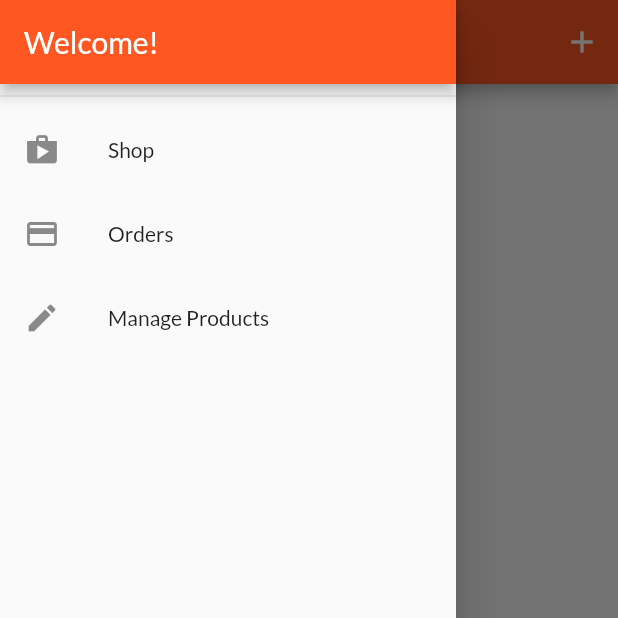
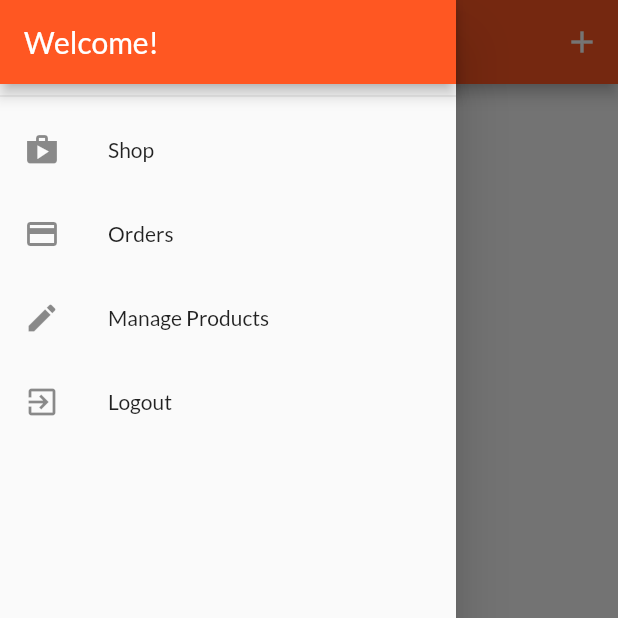
Before and after one commit to davdmoo/flutter_shop_app, a Flutter app: the UserProductsScreen screen opened by its route, with the side drawer open, on a phone screen of 412 x 824 dp, the top half of it. Run offline on Flutter 3.47's test engine with Material 2 defaults, Android fonts, the phone set to English and light mode, and no system bars; our stand-ins replace shared_preferences; accounts and stored records are empty; network calls fail.

Commit message:
Feat: auto login and logout

```diff
--- a/lib/providers/orders.dart
+++ b/lib/providers/orders.dart
@@ -22,15 +22,16 @@ class OrderItem {
 class Orders with ChangeNotifier {
   List<OrderItem> _orders = [];
   final String authToken;
+  final String userId;
 
-  Orders(this.authToken, this._orders);
+  Orders(this.authToken, this.userId, this._orders);
 
   List<OrderItem> get orders {
     return [..._orders];
   }
 
   Future<void> fetchOrders() async {
-    final url = Uri.parse("https://flutter-shop-app-ef36c-default-rtdb.asia-southeast1.firebasedatabase.app/orders.json?auth=$authToken");
+    final url = Uri.parse("https://flutter-shop-app-ef36c-default-rtdb.asia-southeast1.firebasedatabase.app/orders/$userId.json?auth=$authToken");
 
     try {
       final response = await http.get(url);
@@ -61,7 +62,7 @@ class Orders with ChangeNotifier {
   }
 
   Future<void> addOrder(List<CartItem> cartProducts, double total) async {
-    final url = Uri.parse("https://flutter-shop-app-ef36c-default-rtdb.asia-southeast1.firebasedatabase.app/orders.json?auth=$authToken");
+    final url = Uri.parse("https://flutter-shop-app-ef36c-default-rtdb.asia-southeast1.firebasedatabase.app/orders/$userId.json?auth=$authToken");
     final timeStamp = DateTime.now();
 
     try {
--- a/lib/screens/auth_screen.dart
+++ b/lib/screens/auth_screen.dart
@@ -134,11 +134,11 @@ class _AuthCardState extends State<AuthCard> {
     try {
       if (_authMode == AuthMode.Login) {
         await Provider.of<Auth>(context, listen: false).signIn(_authData["email"], _authData["password"]);
+        // Navigator.of(context).pop();
       } else {
         await Provider.of<Auth>(context, listen: false).signUp(_authData["email"], _authData["password"]);
       }
 
-      Navigator.of(context).pushReplacementNamed(ProductsOverview.routeName);
     } on HttpException catch(error) {
       var errorMessage = "Authentication error.";
       if (error.toString().contains("EMAIL_EXISTS")) {
@@ -154,7 +154,7 @@ class _AuthCardState extends State<AuthCard> {
       _showError(errorMessage);
     } catch(error) {
       const errorMessage = "Could not authenticate. Please try again later.";
-      print(error);
+      // print(error);
 
       _showError(errorMessage);
     }
--- a/lib/screens/user_products_screen.dart
+++ b/lib/screens/user_products_screen.dart
@@ -12,12 +12,13 @@ class UserProductsScreen extends StatelessWidget {
 
   Future<void> _refreshProducts(BuildContext context) async {
     // to avoid unnecessary products rebuild, listen to false is added
-    await Provider.of<Products>(context, listen: false).fetchProducts();
+    await Provider.of<Products>(context, listen: false).fetchProducts(true);
   }
 
   @override
   Widget build(BuildContext context) {
-    final productsData = Provider.of<Products>(context);
+    // final productsData = Provider.of<Products>(context);
+    print("REBUILDING..");
 
     return Scaffold(
       appBar: AppBar(
@@ -34,9 +35,14 @@ class UserProductsScreen extends StatelessWidget {
         ],
       ),
       drawer: MainDrawer(),
-      body: RefreshIndicator(
+      body: FutureBuilder(
+        future: _refreshProducts(context),
+        builder: (ctx, snapshot) => snapshot.connectionState == ConnectionState.waiting
+        ? Center(child: CircularProgressIndicator())
+        : RefreshIndicator(
           onRefresh: () => _refreshProducts(context),
-        child: Padding(
+          child: Consumer<Products>(
+            builder: (ctx, productsData, _) => Padding(
               padding: EdgeInsets.all(10),
               child: ListView.builder(
                 itemCount: productsData.items.length,
@@ -53,6 +59,8 @@ class UserProductsScreen extends StatelessWidget {
               ),
             ),
           ),
+        ),
+      ),
     );
   }
 }
--- a/lib/widgets/main_drawer.dart
+++ b/lib/widgets/main_drawer.dart
@@ -1,7 +1,9 @@
 import "package:flutter/material.dart";
+import 'package:provider/provider.dart';
 
 import "../screens/orders_screen.dart";
 import "../screens/user_products_screen.dart";
+import '../providers/auth.dart';
 
 class MainDrawer extends StatelessWidget {
 
@@ -36,6 +38,15 @@ class MainDrawer extends StatelessWidget {
               Navigator.of(context).pushReplacementNamed(UserProductsScreen.routeName);
             },
           ),
+          ListTile(
+            leading: Icon(Icons.exit_to_app),
+            title: const Text("Logout"),
+            onTap: () {
+              Navigator.of(context).pop();
+              Navigator.of(context).pushReplacementNamed("/");
+              Provider.of<Auth>(context, listen: false).signOut();
+            },
+          ),
         ],
       ),
     );
--- a/pubspec.yaml
+++ b/pubspec.yaml
@@ -31,6 +31,7 @@ dependencies:
   provider: ^6.0.2
   intl: ^0.17.0
   http: ^0.13.4
+  shared_preferences: ^2.0.13
 
 dev_dependencies:
   flutter_test:
```
Also changed, not shown: lib/main.dart (+25 -4 lines), lib/providers/auth.dart (+73 -4 lines), lib/providers/products_provider.dart (+5 -3 lines), lib/screens/splash_screen.dart (added, +12 -0 lines), pubspec.lock. Lines whose indentation alone changed are shown as unchanged.
